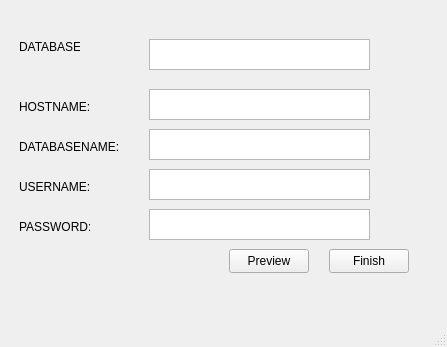
This is main/mainwindow.ui in gexadax/QtChatDB as Qt 5 draws it before an edit. The edited form follows.
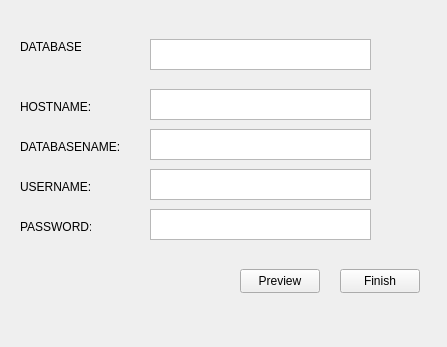
This is the edited form. The open tabs and pages were chosen to show the change.

Commit message: Fixed the work of the next button

```diff
--- a/main/mainwindow.ui
+++ b/main/mainwindow.ui
@@ -17,7 +17,7 @@
    <widget class="QStackedWidget" name="stackedWidget">
     <property name="geometry">
      <rect>
-      <x>9</x>
+      <x>10</x>
       <y>-1</y>
       <width>431</width>
       <height>301</height>
@@ -58,8 +58,8 @@
      <widget class="QPushButton" name="pushButtonFinish">
       <property name="geometry">
        <rect>
-        <x>320</x>
-        <y>250</y>
+        <x>330</x>
+        <y>270</y>
         <width>80</width>
         <height>24</height>
        </rect>
@@ -71,8 +71,8 @@
      <widget class="QPushButton" name="pushButtonPreview">
       <property name="geometry">
        <rect>
-        <x>220</x>
-        <y>250</y>
+        <x>230</x>
+        <y>270</y>
         <width>80</width>
         <height>24</height>
        </rect>
@@ -209,7 +209,6 @@
     </rect>
    </property>
   </widget>
-  <widget class="QStatusBar" name="statusbar"/>
  </widget>
  <resources/>
  <connections/>
```
The commit also changes 2 other files.
